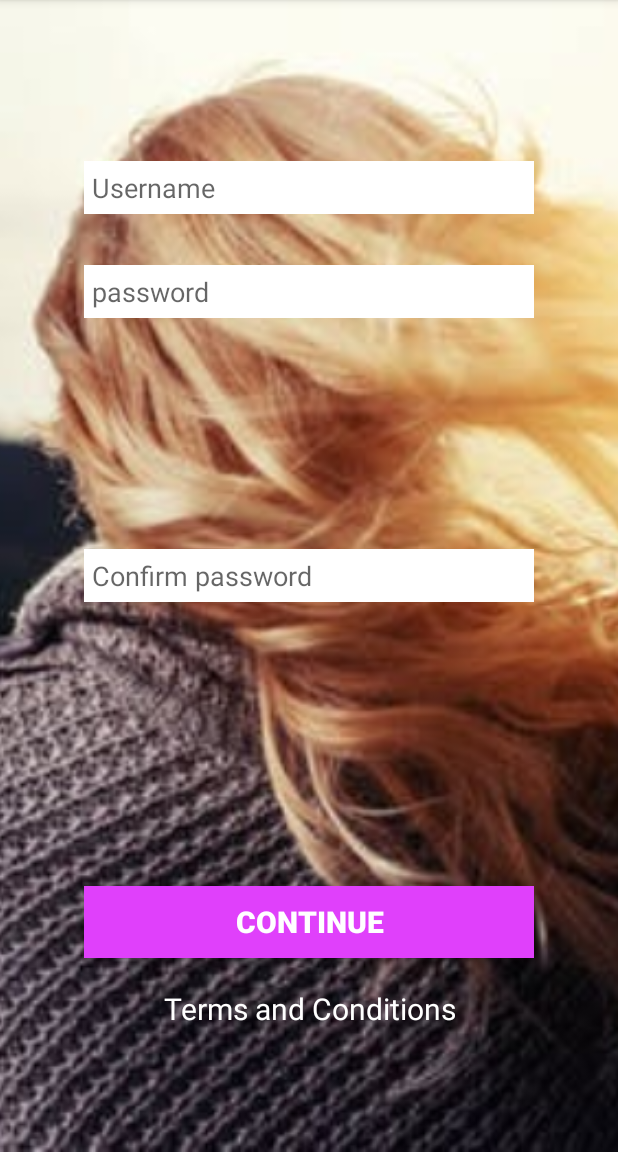
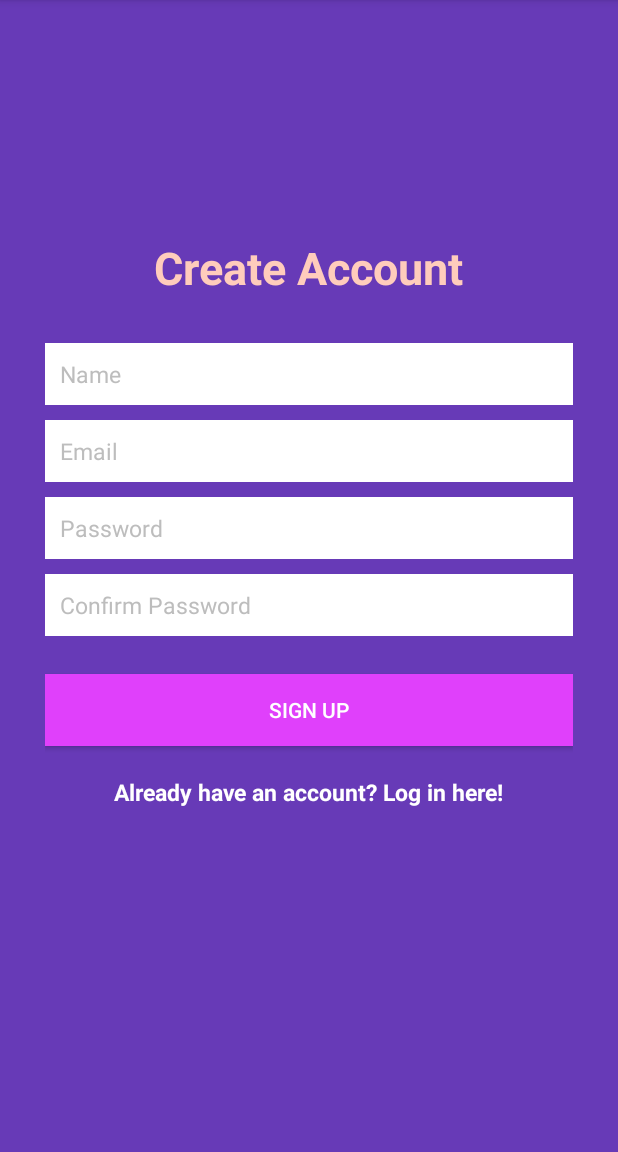
Before and after one commit to Emichira/MyOnlineStore, an Android app: the RegisterActivity screen opened directly, with no data from a screen before it, on a phone screen of 412 x 824 dp, the part 84-1236 px from its top. Run offline under Robolectric (Android 15) with nearby library versions, the phone set to English and light mode, and no system bars.

Commit message:
Reconfigured the ui for sign up and login

```diff
--- a/app/src/main/res/layout/activity_register.xml
+++ b/app/src/main/res/layout/activity_register.xml
@@ -1,83 +1,107 @@
 <?xml version="1.0" encoding="utf-8"?>
 <RelativeLayout xmlns:android="http://schemas.android.com/apk/res/android"
-    xmlns:app="http://schemas.android.com/apk/res-auto"
     xmlns:tools="http://schemas.android.com/tools"
     android:layout_width="match_parent"
     android:layout_height="match_parent"
-    android:background="#000000"
+    android:background="@color/colorPrimary"
     tools:context="ke.co.emichira.myonlinestore.ui.MainActivity">
 
-    <ImageView
-        android:id="@+id/imageView"
-        android:layout_width="wrap_content"
-        android:layout_height="match_parent"
-        app:srcCompat="@drawable/homepage"
-        android:scaleType="centerCrop"
-        android:layout_alignParentBottom="true"
-        android:layout_alignParentLeft="true"
-        android:layout_alignParentStart="true" />
+    <LinearLayout
+        android:orientation="vertical"
+        android:layout_width="match_parent"
+        android:layout_height="wrap_content"
+        android:padding="30dp"
+        android:layout_centerVertical="true"
+        android:layout_centerHorizontal="true"
+        android:id="@+id/linearLayout">
 
         <EditText
-        android:id="@+id/usernameEditText"
-        android:layout_width="300dp"
+            android:id="@+id/nameEditText"
+            android:layout_width="match_parent"
             android:layout_height="wrap_content"
-        android:background="@color/colorTextIcons"
-        android:hint="Username"
-        android:padding="5dp"
-        android:layout_marginTop="107dp"
-        android:layout_alignParentTop="true"
-        android:layout_alignLeft="@+id/passwordEditText"
-        android:layout_alignStart="@+id/passwordEditText" />
+            android:layout_marginBottom="10dp"
+            android:background="@android:color/white"
+            android:hint="Name"
+            android:nextFocusDown="@+id/passwordEditText"
+            android:padding="10dp"
+            android:textColor="@android:color/black"
+            android:textColorHint="@color/colorDivider"
+            android:textSize="15sp" />
+
+        <EditText
+            android:id="@+id/emailEditText"
+            android:layout_width="match_parent"
+            android:layout_height="wrap_content"
+            android:layout_marginBottom="10dp"
+            android:background="@android:color/white"
+            android:hint="Email"
+            android:inputType="textEmailAddress"
+            android:nextFocusDown="@+id/passwordEditText"
+            android:padding="10dp"
+            android:textColor="@android:color/black"
+            android:textColorHint="@color/colorDivider"
+            android:textSize="15sp" />
 
         <EditText
             android:id="@+id/passwordEditText"
-        android:layout_width="300dp"
+            android:layout_width="match_parent"
             android:layout_height="wrap_content"
-        android:background="@color/colorTextIcons"
-        android:hint="password"
-        android:padding="5dp"
-        android:layout_below="@+id/usernameEditText"
-        android:layout_centerHorizontal="true"
-        android:layout_marginTop="34dp" />
+            android:layout_marginBottom="10dp"
+            android:background="@android:color/white"
+            android:hint="Password"
+            android:inputType="textPassword"
+            android:nextFocusDown="@+id/passwordEditText"
+            android:padding="10dp"
+            android:textColor="@android:color/black"
+            android:textColorHint="@color/colorDivider"
+            android:textSize="15sp" />
 
         <EditText
             android:id="@+id/confirmPasswordEditText"
-        android:layout_width="300dp"
+            android:layout_width="match_parent"
             android:layout_height="wrap_content"
-        android:background="@color/colorTextIcons"
-        android:hint="Confirm password"
-        android:padding="5dp"
-        android:layout_centerVertical="true"
-        android:layout_alignLeft="@+id/passwordEditText"
-        android:layout_alignStart="@+id/passwordEditText" />
+            android:layout_marginBottom="10dp"
+            android:background="@android:color/white"
+            android:hint="Confirm Password"
+            android:inputType="textPassword"
+            android:nextFocusDown="@+id/passwordEditText"
+            android:padding="10dp"
+            android:textColor="@android:color/black"
+            android:textColorHint="@color/colorDivider"
+            android:textSize="15sp" />
+
 
         <Button
-        android:id="@+id/signInButton"
-        android:layout_width="300dp"
+            android:id="@+id/createUserButton"
+            android:layout_width="match_parent"
             android:layout_height="wrap_content"
-        android:layout_above="@+id/createAnAccount"
-        android:layout_alignLeft="@+id/passwordEditText"
-        android:layout_alignStart="@+id/passwordEditText"
-        android:layout_marginBottom="20dp"
+            android:padding="10dp"
+            android:text="Sign up"
             android:background="@color/colorAccent"
-        android:text="Continue"
-        android:textSize="20sp"
-        android:textColor="@color/colorTextIcons"
-        android:textStyle="bold" />
+            android:layout_marginTop="15dp"
+            android:textColor="@color/colorTextIcons" />
 
         <TextView
-        android:id="@+id/createAnAccount"
             android:layout_width="wrap_content"
             android:layout_height="wrap_content"
-        android:text="Terms and Conditions"
-        android:textAlignment="center"
-        android:textSize="20sp"
-        android:layout_alignParentBottom="true"
-        android:layout_centerHorizontal="true"
-        android:layout_marginBottom="82dp"
+            android:layout_marginTop="20dp"
             android:textColor="@color/colorTextIcons"
-        />
+            android:textStyle="bold"
+            android:textSize="15sp"
+            android:text="Already have an account? Log in here!"
+            android:id="@+id/loginTextView"
+            android:layout_gravity="center_horizontal" />
 
+    </LinearLayout>
 
+    <TextView
+        android:layout_width="wrap_content"
+        android:layout_height="wrap_content"
+        android:text="Create Account"
+        android:textColor="@color/colorPrimaryLight"
+        android:textSize="30dp"
+        android:textStyle="bold"
+        android:layout_above="@+id/linearLayout"
+        android:layout_centerHorizontal="true" />
 
 </RelativeLayout>
--- a/app/src/main/res/values/colors.xml
+++ b/app/src/main/res/values/colors.xml
@@ -8,4 +8,5 @@
     <color name="colorPrimaryText">#212121</color>
     <color name="colorSecondaryText">#757575</color>
     <color name="colorDivider">#BDBDBD</color>
+    <color name="colorBackground">#FF5722</color>
 </resources>
```
Also changed, not shown: app/src/main/res/layout/activity_sign_in.xml (+54 -69 lines). Lines whose indentation alone changed are shown as unchanged.
